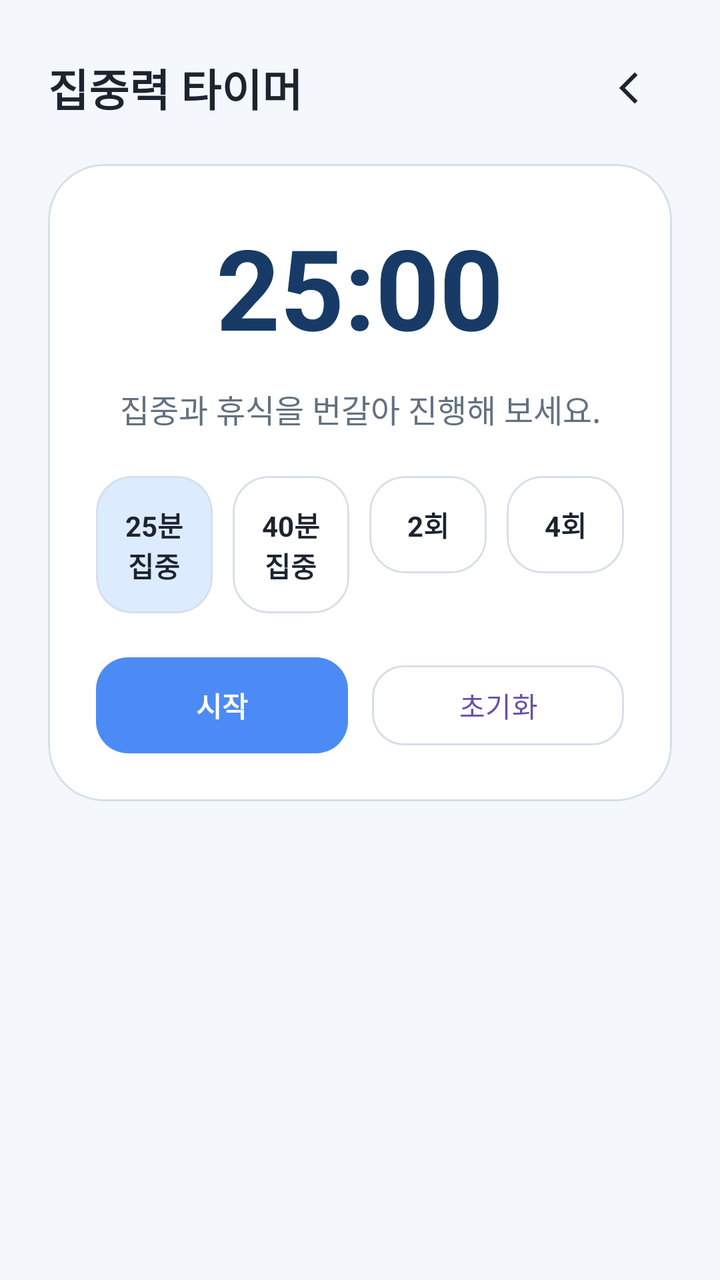
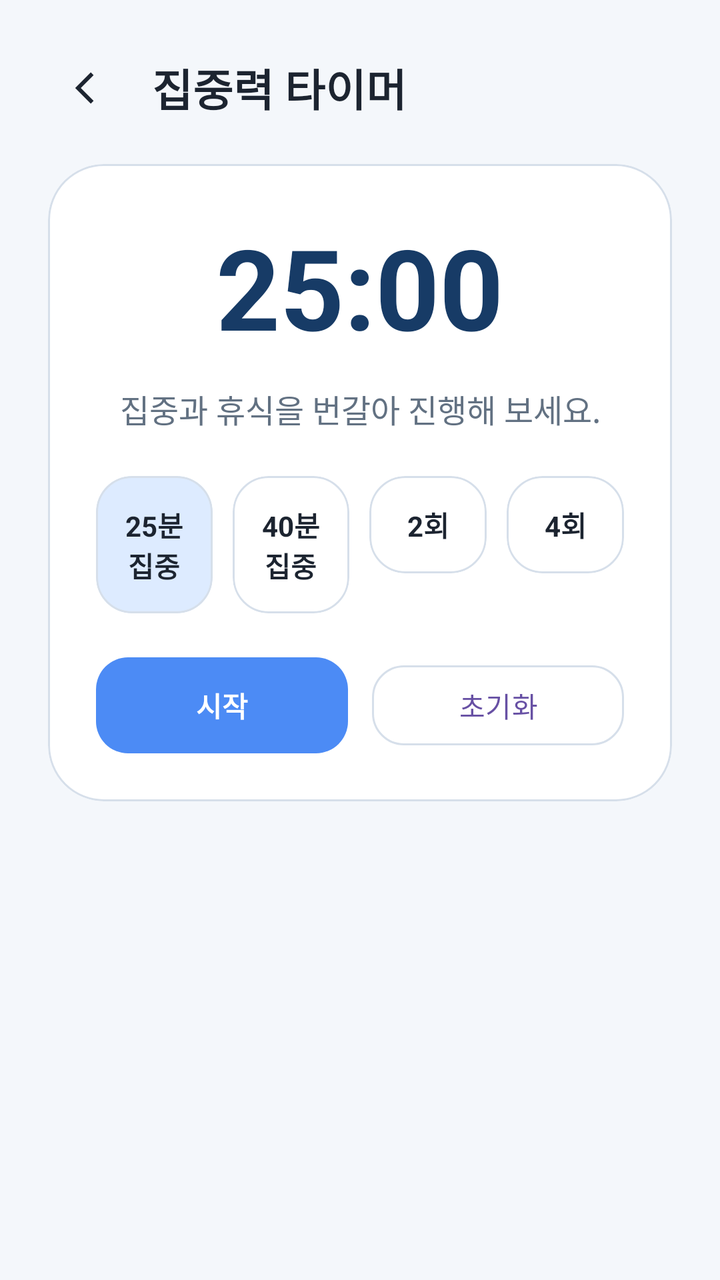

Screens rendered from an Android XML layout before and after an edit, with the pre-edit source and the edit as a unified diff.
<!-- AndroidManifest.xml: application theme Theme.MisSchoolApp -->
<!-- res/layout/activity_timer.xml -->
<?xml version="1.0" encoding="utf-8"?>
<layout xmlns:android="http://schemas.android.com/apk/res/android"
    xmlns:app="http://schemas.android.com/apk/res-auto">

    <ScrollView
        android:layout_width="match_parent"
        android:layout_height="match_parent"
        android:background="@color/bg_page"
        android:clipToPadding="false"
        android:fillViewport="true">

        <LinearLayout
            android:layout_width="match_parent"
            android:layout_height="wrap_content"
            android:orientation="vertical"
            android:padding="24dp">

            <LinearLayout
                android:layout_width="match_parent"
                android:layout_height="wrap_content"
                android:gravity="center_vertical"
                android:orientation="horizontal">

                <TextView
                    android:layout_width="0dp"
                    android:layout_height="wrap_content"
                    android:layout_marginEnd="16dp"
                    android:layout_weight="1"
                    android:text="@string/home_timer_title"
                    android:textColor="@color/text_primary"
                    android:textSize="@dimen/text_page_title"
                    android:textStyle="bold" />

                <ImageButton
                    android:id="@+id/timerBackButton"
                    android:layout_width="40dp"
                    android:layout_height="40dp"
                    android:background="@android:color/transparent"
                    android:contentDescription="@string/settings_back"
                    android:padding="8dp"
                    android:src="@drawable/ic_back_simple" />
            </LinearLayout>

            <com.google.android.material.card.MaterialCardView
                android:id="@+id/timerDetailCard"
                android:layout_width="match_parent"
                android:layout_height="wrap_content"
                android:layout_marginTop="18dp"
                app:cardBackgroundColor="@color/surface_card"
                app:cardCornerRadius="28dp"
                app:cardElevation="0dp"
                app:strokeColor="@color/divider_soft"
                app:strokeWidth="1dp">

                <LinearLayout
                    android:layout_width="match_parent"
                    android:layout_height="wrap_content"
                    android:gravity="center_horizontal"
                    android:orientation="vertical"
                    android:padding="24dp">

                    <TextView
                        android:id="@+id/timerCountText"
                        android:layout_width="wrap_content"
                        android:layout_height="wrap_content"
                        android:text="@string/home_timer_time"
                        android:textColor="@color/text_accent"
                        android:textSize="@dimen/text_timer_value"
                        android:textStyle="bold" />

                    <com.lbs.schoolhelper.widget.TimerRingView
                        android:id="@+id/timerRingView"
                        android:layout_width="240dp"
                        android:layout_height="240dp"
                        android:layout_marginTop="12dp"
                        android:visibility="gone" />

                    <TextView
                        android:id="@+id/timerSubtitleText"
                        android:layout_width="match_parent"
                        android:layout_height="wrap_content"
                        android:layout_marginTop="12dp"
                        android:gravity="center"
                        android:text="@string/home_timer_subtitle"
                        android:textColor="@color/text_secondary"
                        android:textSize="16sp" />

                    <LinearLayout
                        android:layout_width="match_parent"
                        android:layout_height="wrap_content"
                        android:layout_marginTop="22dp"
                        android:orientation="horizontal">

                        <com.google.android.material.card.MaterialCardView
                            android:id="@+id/focusPresetCard"
                            android:layout_width="0dp"
                            android:layout_height="wrap_content"
                            android:layout_weight="1"
                            app:cardBackgroundColor="@color/brand_blue_soft"
                            app:cardCornerRadius="18dp"
                            app:cardElevation="0dp"
                            app:strokeColor="@color/divider_soft"
                            app:strokeWidth="1dp">

                            <TextView
                                android:layout_width="match_parent"
                                android:layout_height="wrap_content"
                                android:gravity="center"
                                android:paddingHorizontal="8dp"
                                android:paddingVertical="14dp"
                                android:text="@string/home_timer_focus_label"
                                android:textColor="@color/text_primary"
                                android:textStyle="bold" />
                        </com.google.android.material.card.MaterialCardView>

                        <com.google.android.material.card.MaterialCardView
                            android:id="@+id/breakPresetCard"
                            android:layout_width="0dp"
                            android:layout_height="wrap_content"
                            android:layout_marginStart="10dp"
                            android:layout_weight="1"
                            app:cardBackgroundColor="@color/surface_card"
                            app:cardCornerRadius="18dp"
                            app:cardElevation="0dp"
                            app:strokeColor="@color/divider_soft"
                            app:strokeWidth="1dp">

                            <TextView
                                android:layout_width="match_parent"
                                android:layout_height="wrap_content"
                                android:gravity="center"
                                android:paddingHorizontal="8dp"
                                android:paddingVertical="14dp"
                                android:text="@string/home_timer_break_label"
                                android:textColor="@color/text_primary"
                                android:textStyle="bold" />
                        </com.google.android.material.card.MaterialCardView>

                        <com.google.android.material.card.MaterialCardView
                            android:id="@+id/round2Card"
                            android:layout_width="0dp"
                            android:layout_height="wrap_content"
                            android:layout_marginStart="10dp"
                            android:layout_weight="1"
                            app:cardBackgroundColor="@color/surface_card"
                            app:cardCornerRadius="18dp"
                            app:cardElevation="0dp"
                            app:strokeColor="@color/divider_soft"
                            app:strokeWidth="1dp">

                            <TextView
                                android:layout_width="match_parent"
                                android:layout_height="wrap_content"
                                android:gravity="center"
                                android:paddingHorizontal="8dp"
                                android:paddingVertical="14dp"
                                android:text="@string/home_timer_deep_label"
                                android:textColor="@color/text_primary"
                                android:textStyle="bold" />
                        </com.google.android.material.card.MaterialCardView>

                        <com.google.android.material.card.MaterialCardView
                            android:id="@+id/round4Card"
                            android:layout_width="0dp"
                            android:layout_height="wrap_content"
                            android:layout_marginStart="10dp"
                            android:layout_weight="1"
                            app:cardBackgroundColor="@color/surface_card"
                            app:cardCornerRadius="18dp"
                            app:cardElevation="0dp"
                            app:strokeColor="@color/divider_soft"
                            app:strokeWidth="1dp">

                            <TextView
                                android:layout_width="match_parent"
                                android:layout_height="wrap_content"
                                android:gravity="center"
                                android:paddingHorizontal="8dp"
                                android:paddingVertical="14dp"
                                android:text="@string/home_timer_round4_label"
                                android:textColor="@color/text_primary"
                                android:textStyle="bold" />
                        </com.google.android.material.card.MaterialCardView>
                    </LinearLayout>

                    <LinearLayout
                        android:layout_width="match_parent"
                        android:layout_height="wrap_content"
                        android:layout_marginTop="22dp"
                        android:gravity="center_vertical"
                        android:orientation="horizontal">

                        <com.google.android.material.button.MaterialButton
                            android:id="@+id/timerPrimaryButton"
                            android:layout_width="0dp"
                            android:layout_height="wrap_content"
                            android:layout_weight="1"
                            android:insetTop="0dp"
                            android:insetBottom="0dp"
                            android:text="@string/home_timer_start"
                            android:textAllCaps="false"
                            android:textStyle="bold"
                            app:backgroundTint="@color/brand_blue"
                            app:cornerRadius="16dp" />

                        <com.google.android.material.button.MaterialButton
                            android:id="@+id/timerResetButton"
                            style="@style/Widget.Material3.Button.OutlinedButton"
                            android:layout_width="0dp"
                            android:layout_height="wrap_content"
                            android:layout_marginStart="12dp"
                            android:layout_weight="1"
                            android:text="@string/home_timer_reset"
                            android:textAllCaps="false"
                            app:cornerRadius="16dp"
                            app:strokeColor="@color/divider_soft" />
                    </LinearLayout>
                </LinearLayout>
            </com.google.android.material.card.MaterialCardView>
        </LinearLayout>
    </ScrollView>
</layout>
<!-- resources referenced by this layout -->
<resources>
  <color name="bg_page">#F4F7FB</color>
  <color name="brand_blue">#4C8BF5</color>
  <color name="brand_blue_soft">#DDEBFF</color>
  <color name="divider_soft">#D6DFEA</color>
  <color name="surface_card">#FFFFFFFF</color>
  <color name="text_accent">#173B66</color>
  <color name="text_primary">#1C2430</color>
  <color name="text_secondary">#627182</color>
  <dimen name="text_page_title">22sp</dimen>
  <dimen name="text_timer_value">56sp</dimen>
  <!-- drawable ic_back_simple (drawable) -->
  <?xml version="1.0" encoding="utf-8"?>
  <vector xmlns:android="http://schemas.android.com/apk/res/android"
      android:width="24dp"
      android:height="24dp"
      android:viewportWidth="24"
      android:viewportHeight="24">
  
      <path
          android:fillColor="@color/text_primary"
          android:pathData="M14.8,5.6L8.4,12l6.4,6.4l-1.4,1.4L5.6,12l7.8,-7.8z" />
  </vector>
  <string name="home_timer_break_label">40분 집중</string>
  <string name="home_timer_deep_label">2회</string>
  <string name="home_timer_focus_label">25분 집중</string>
  <string name="home_timer_reset">초기화</string>
  <string name="home_timer_round4_label">4회</string>
  <string name="home_timer_start">시작</string>
  <string name="home_timer_subtitle">집중과 휴식을 번갈아 진행해 보세요.</string>
  <string name="home_timer_time">25:00</string>
  <string name="home_timer_title">집중력 타이머</string>
  <string name="settings_back">뒤로 가기</string>
  <style name="Theme.MisSchoolApp" parent="Base.Theme.MisSchoolApp" />
  <style name="Base.Theme.MisSchoolApp" parent="Theme.Material3.DayNight.NoActionBar">
          <item name="android:statusBarColor">@color/bg_page</item>
          <item name="android:windowLightStatusBar">true</item>
      </style>
</resources>

<!-- the commit's change to res/layout/activity_timer.xml (unified diff, before → after) -->
@@ -20,16 +20,6 @@
                 android:layout_height="wrap_content"
                 android:gravity="center_vertical"
                 android:orientation="horizontal">
-
-                <TextView
-                    android:layout_width="0dp"
-                    android:layout_height="wrap_content"
-                    android:layout_marginEnd="16dp"
-                    android:layout_weight="1"
-                    android:text="@string/home_timer_title"
-                    android:textColor="@color/text_primary"
-                    android:textSize="@dimen/text_page_title"
-                    android:textStyle="bold" />
 
                 <ImageButton
                     android:id="@+id/timerBackButton"
@@ -39,6 +29,16 @@
                     android:contentDescription="@string/settings_back"
                     android:padding="8dp"
                     android:src="@drawable/ic_back_simple" />
+
+                <TextView
+                    android:layout_width="0dp"
+                    android:layout_height="wrap_content"
+                    android:layout_marginStart="12dp"
+                    android:layout_weight="1"
+                    android:text="@string/home_timer_title"
+                    android:textColor="@color/text_primary"
+                    android:textSize="@dimen/text_page_title"
+                    android:textStyle="bold" />
             </LinearLayout>
 
             <com.google.android.material.card.MaterialCardView
